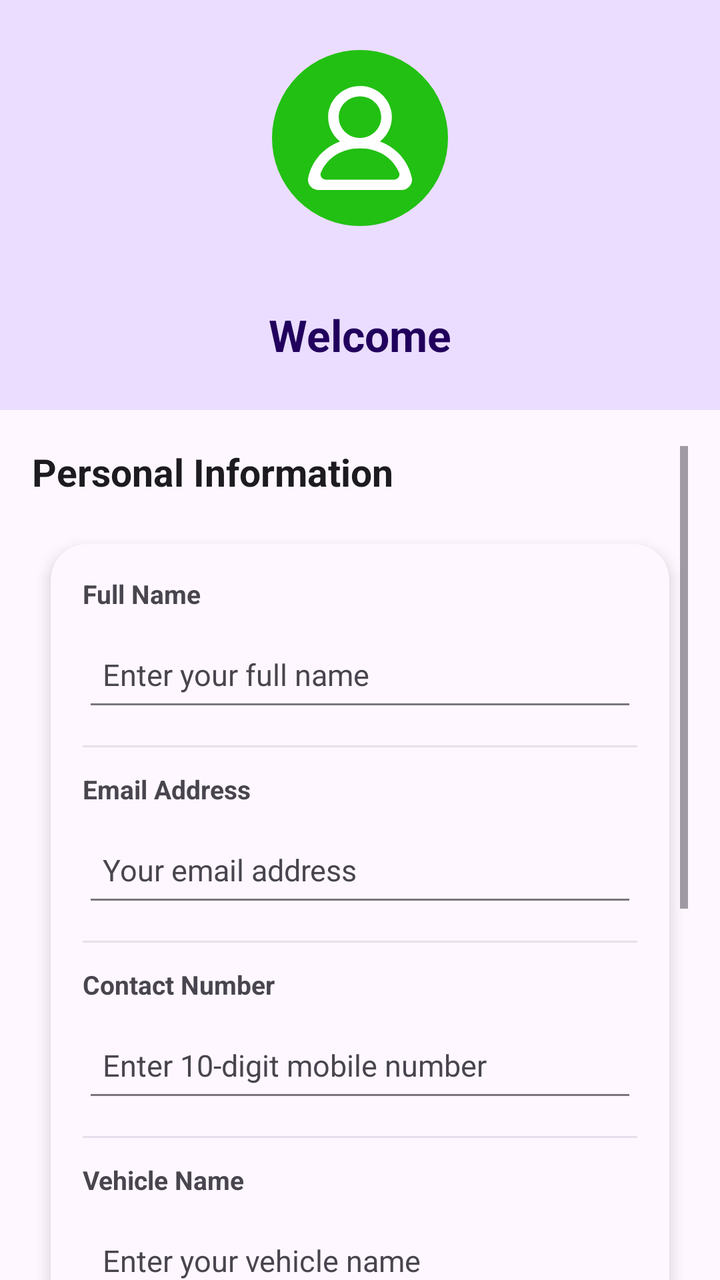
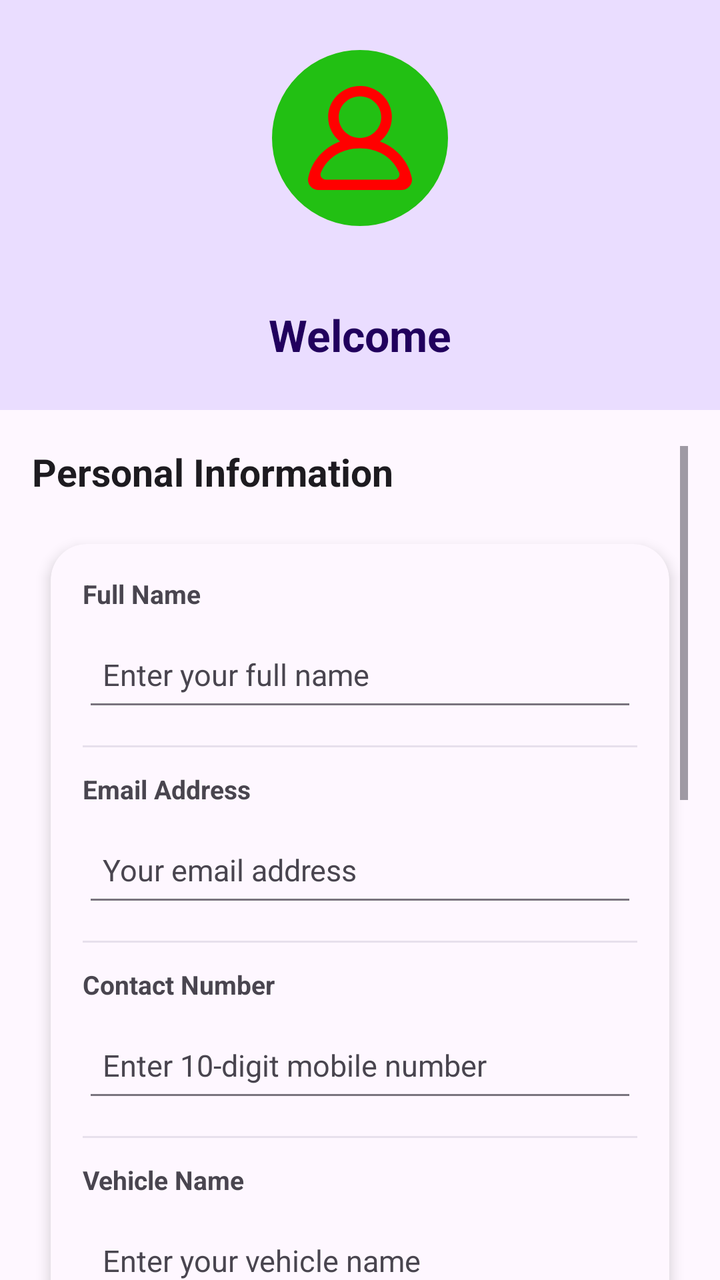

The first picture is an Android layout as it rendered before a commit; the second is the same layout after the commit. The layout source and the unified diff follow.
<!-- AndroidManifest.xml: application theme Theme.RoadSideAssistance -->
<!-- res/layout/activity_profile.xml -->
<?xml version="1.0" encoding="utf-8"?>
<LinearLayout xmlns:android="http://schemas.android.com/apk/res/android"
    xmlns:app="http://schemas.android.com/apk/res-auto"
    android:id="@+id/main"
    android:layout_width="match_parent"
    android:layout_height="match_parent"
    android:fitsSystemWindows="true"
    android:orientation="vertical"
    android:background="?attr/colorSurface">

    <FrameLayout
        android:id="@+id/profile_header_bg"
        android:layout_width="match_parent"
        android:layout_height="205dp"
        android:background="?attr/colorPrimaryContainer">

        <ImageView
            android:id="@+id/imgProfile"
            android:layout_width="88dp"
            android:layout_height="88dp"
            android:layout_gravity="top|center_horizontal"
            android:layout_marginTop="25dp"
            android:background="@drawable/profile_circle_bg"
            android:backgroundTint="#22C013"
            android:contentDescription="Profile Picture"
            android:padding="18dp"
            android:scaleType="centerInside"
            android:src="@drawable/ic_profile"
            app:tint="?attr/colorOnPrimary" />

        <TextView
            android:id="@+id/txtProfileName"
            android:layout_width="match_parent"
            android:layout_height="wrap_content"
            android:layout_gravity="bottom"
            android:layout_marginBottom="23dp"
            android:gravity="center"
            android:text="Welcome"
            android:textColor="?attr/colorOnPrimaryContainer"
            android:textSize="22sp"
            android:textStyle="bold" />

    </FrameLayout>

    <ScrollView
        android:layout_width="match_parent"
        android:layout_height="0dp"
        android:layout_weight="1"
        android:clipToPadding="false"
        android:fillViewport="true"
        android:paddingStart="16dp"
        android:paddingEnd="16dp"
        android:paddingTop="18dp"
        android:paddingBottom="20dp">

        <LinearLayout
            android:layout_width="match_parent"
            android:layout_height="wrap_content"
            android:orientation="vertical">

            <TextView
                android:layout_width="match_parent"
                android:layout_height="wrap_content"
                android:text="Personal Information"
                android:textColor="?attr/colorOnSurface"
                android:textSize="19sp"
                android:textStyle="bold"
                android:layout_marginBottom="12dp" />

            <androidx.cardview.widget.CardView
                android:layout_width="match_parent"
                android:layout_height="wrap_content"
                app:cardBackgroundColor="?attr/colorSurface"
                app:cardCornerRadius="18dp"
                app:cardElevation="4dp"
                app:cardUseCompatPadding="true">

                <LinearLayout
                    android:layout_width="match_parent"
                    android:layout_height="wrap_content"
                    android:orientation="vertical"
                    android:padding="16dp">

                    <TextView
                        android:layout_width="match_parent"
                        android:layout_height="wrap_content"
                        android:text="Full Name"
                        android:textColor="?attr/colorOnSurfaceVariant"
                        android:textSize="13sp"
                        android:textStyle="bold" />

                    <EditText
                        android:id="@+id/name_profile"
                        android:layout_width="match_parent"
                        android:layout_height="50dp"
                        android:layout_marginTop="5dp"
                        android:backgroundTint="?attr/colorOutline"
                        android:hint="Enter your full name"
                        android:inputType="textPersonName|textCapWords"
                        android:paddingStart="10dp"
                        android:paddingEnd="10dp"
                        android:textColor="?attr/colorOnSurface"
                        android:textColorHint="?attr/colorOnSurfaceVariant"
                        android:textSize="15sp" />

                    <View
                        android:layout_width="match_parent"
                        android:layout_height="1dp"
                        android:layout_marginTop="12dp"
                        android:layout_marginBottom="12dp"
                        android:background="?attr/colorSurfaceVariant" />

                    <TextView
                        android:layout_width="match_parent"
                        android:layout_height="wrap_content"
                        android:text="Email Address"
                        android:textColor="?attr/colorOnSurfaceVariant"
                        android:textSize="13sp"
                        android:textStyle="bold" />

                    <EditText
                        android:id="@+id/email_profile"
                        android:layout_width="match_parent"
                        android:layout_height="50dp"
                        android:layout_marginTop="5dp"
                        android:backgroundTint="?attr/colorOutline"
                        android:hint="Your email address"
                        android:inputType="textEmailAddress"
                        android:paddingStart="10dp"
                        android:paddingEnd="10dp"
                        android:textColor="?attr/colorOnSurface"
                        android:textColorHint="?attr/colorOnSurfaceVariant"
                        android:textSize="15sp" />

                    <View
                        android:layout_width="match_parent"
                        android:layout_height="1dp"
                        android:layout_marginTop="12dp"
                        android:layout_marginBottom="12dp"
                        android:background="?attr/colorSurfaceVariant" />

                    <TextView
                        android:layout_width="match_parent"
                        android:layout_height="wrap_content"
                        android:text="Contact Number"
                        android:textColor="?attr/colorOnSurfaceVariant"
                        android:textSize="13sp"
                        android:textStyle="bold" />

                    <EditText
                        android:id="@+id/contact_profile"
                        android:layout_width="match_parent"
                        android:layout_height="50dp"
                        android:layout_marginTop="5dp"
                        android:backgroundTint="?attr/colorOutline"
                        android:hint="Enter 10-digit mobile number"
                        android:inputType="phone"
                        android:maxLength="10"
                        android:paddingStart="10dp"
                        android:paddingEnd="10dp"
                        android:textColor="?attr/colorOnSurface"
                        android:textColorHint="?attr/colorOnSurfaceVariant"
                        android:textSize="15sp" />

                    <View
                        android:layout_width="match_parent"
                        android:layout_height="1dp"
                        android:layout_marginTop="12dp"
                        android:layout_marginBottom="12dp"
                        android:background="?attr/colorSurfaceVariant" />

                    <TextView
                        android:layout_width="match_parent"
                        android:layout_height="wrap_content"
                        android:text="Vehicle Name"
                        android:textColor="?attr/colorOnSurfaceVariant"
                        android:textSize="13sp"
                        android:textStyle="bold" />

                    <EditText
                        android:id="@+id/carname_profile"
                        android:layout_width="match_parent"
                        android:layout_height="50dp"
                        android:layout_marginTop="5dp"
                        android:backgroundTint="?attr/colorOutline"
                        android:hint="Enter your vehicle name"
                        android:inputType="textCapWords"
                        android:paddingStart="10dp"
                        android:paddingEnd="10dp"
                        android:textColor="?attr/colorOnSurface"
                        android:textColorHint="?attr/colorOnSurfaceVariant"
                        android:textSize="15sp" />

                    <EditText
                        android:id="@+id/createpass_profile"
                        android:layout_width="match_parent"
                        android:layout_height="wrap_content"
                        android:visibility="gone" />

                    <EditText
                        android:id="@+id/confirmpass_profile"
                        android:layout_width="match_parent"
                        android:layout_height="55dp"
                        android:layout_marginTop="15dp"
                        android:backgroundTint="?attr/colorOutline"
                        android:hint="Enter Current Password"
                        android:inputType="textPassword"
                        android:paddingStart="10dp"
                        android:paddingEnd="10dp"
                        android:textColor="?attr/colorOnSurface"
                        android:textColorHint="?attr/colorOnSurfaceVariant"
                        android:textSize="15sp"
                        android:visibility="gone" />

                </LinearLayout>

            </androidx.cardview.widget.CardView>

            <Button
                android:id="@+id/btnEditProfile"
                android:layout_width="match_parent"
                android:layout_height="54dp"
                android:layout_marginTop="18dp"
                app:backgroundTint="@null"
                android:background="@drawable/bg_signup_btn"
                android:text="EDIT PROFILE"
                android:textColor="?attr/colorOnPrimary"
                android:textSize="15sp"
                android:textStyle="bold"
                android:stateListAnimator="@null" />

            <Button
                android:id="@+id/profile_update"
                android:layout_width="match_parent"
                android:layout_height="54dp"
                android:layout_marginTop="18dp"
                app:backgroundTint="@null"
                android:background="@drawable/bg_login_btn"
                android:text="UPDATE PROFILE"
                android:textColor="?attr/colorOnPrimary"
                android:textSize="15sp"
                android:textStyle="bold"
                android:visibility="gone"
                android:stateListAnimator="@null" />

            <Button
                android:id="@+id/btnChangePassword"
                android:layout_width="match_parent"
                android:layout_height="54dp"
                android:layout_marginTop="12dp"
                app:backgroundTint="@null"
                android:background="@drawable/bg_login_btn"
                android:text="CHANGE PASSWORD"
                android:textColor="?attr/colorOnSecondary"
                android:textSize="14sp"
                android:textStyle="bold"
                android:stateListAnimator="@null" />

            <Button
                android:id="@+id/btnlogoutProfile"
                android:layout_width="match_parent"
                android:layout_height="54dp"
                android:layout_marginTop="12dp"
                app:backgroundTint="@null"
                android:background="@drawable/bg_signup_btn"
                android:text="LOGOUT"
                android:textColor="#FFFFFF"
                android:textSize="14sp"
                android:textStyle="bold"
                android:stateListAnimator="@null" />

            <Button
                android:id="@+id/btnDeleteProfile"
                android:layout_width="match_parent"
                android:layout_height="54dp"
                android:layout_marginTop="12dp"
                app:backgroundTint="@null"
                android:background="@drawable/bg_signup_btn"
                android:text="DELETE ACCOUNT"
                android:textColor="#FFFFFF"
                android:textSize="14sp"
                android:textStyle="bold"
                android:stateListAnimator="@null" />

        </LinearLayout>

    </ScrollView>

</LinearLayout>
<!-- resources referenced by this layout -->
<resources>
  <!-- drawable bg_signup_btn (drawable) -->
  <?xml version="1.0" encoding="utf-8"?>
  <layer-list xmlns:android="http://schemas.android.com/apk/res/android">
  
      
      <item>
          <shape android:shape="rectangle">
              <corners android:radius="100dp" />
              <gradient
                  android:angle="0"
                  android:type="linear"
                  android:startColor="#771A1A"
                  android:centerColor="#CB0A0A"
                  android:endColor="#710303" />
              <stroke
                  android:width="1dp"
                  android:color="#5E0000" />
          </shape>
      </item>
  
      
      <item
          android:top="6dp"
          android:bottom="6dp"
          android:left="6dp"
          android:right="6dp">
          <shape android:shape="rectangle">
              <corners android:radius="100dp" />
              <stroke
                  android:width="0dp"
                  android:color="#40FF8888" />
          </shape>
      </item>
  
      
      <item
          android:top="3dp"
          android:bottom="32dp"
          android:left="14dp"
          android:right="14dp">
          <shape android:shape="rectangle">
              <corners android:radius="100dp" />
              <gradient
                  android:angle="270"
                  android:startColor="#85FF6969"
                  android:endColor="#00FF6969" />
          </shape>
      </item>
  
  </layer-list>
  
  
  
  
  
  
  
  
  
  
  
  
  
  
  
  
  
  
  
  
  
  
  
  
  
  
  
  
  
  
  
  
  
  
  <!-- drawable ic_profile (drawable) -->
  <vector xmlns:android="http://schemas.android.com/apk/res/android"
      android:width="164dp"
      android:height="164dp"
      android:viewportWidth="20"
      android:viewportHeight="20">
    <path
        android:pathData="M16.563,18L3.438,18C2.732,18 2.21,17.303 2.477,16.662C3.713,13.698 6.617,12 10,12C13.384,12 16.288,13.698 17.524,16.662C17.791,17.303 17.269,18 16.563,18M5.917,6C5.917,3.794 7.749,2 10,2C12.252,2 14.083,3.794 14.083,6C14.083,8.206 12.252,10 10,10C7.749,10 5.917,8.206 5.917,6M19.956,17.636C19.214,14.277 16.892,11.798 13.837,10.673C15.456,9.396 16.4,7.331 16.053,5.07C15.651,2.447 13.424,0.348 10.735,0.042C7.023,-0.381 3.875,2.449 3.875,6C3.875,7.89 4.769,9.574 6.164,10.673C3.107,11.798 0.787,14.277 0.044,17.636C-0.225,18.857 0.779,20 2.054,20L17.946,20C19.222,20 20.226,18.857 19.956,17.636"
        android:strokeWidth="1"
        android:fillColor="#ff0000"
        android:fillType="evenOdd"
        android:strokeColor="#00000000"/>
  </vector>
  <!-- drawable profile_circle_bg (drawable) -->
  <?xml version="1.0" encoding="utf-8"?>
  <shape xmlns:android="http://schemas.android.com/apk/res/android"
      android:shape="oval">
      <solid android:color="#FFFFFF" />
      <stroke
          android:width="1dp"
          android:color="#DDDDDD" />
  </shape>
  <style name="Theme.RoadSideAssistance" parent="Base.Theme.RoadSideAssistance" />
  <style name="Base.Theme.RoadSideAssistance" parent="Theme.Material3.DayNight.NoActionBar">
  
          <item name="colorPrimary">#14F500</item>
          <item name="colorSecondary">#14F500</item>
          <item name="colorControlActivated">#14F500</item>
  
      </style>
  <!-- unchanged entries left out for length: 1 -->
</resources>

<!-- the commit's change to res/layout/activity_profile.xml (unified diff, before → after) -->
@@ -22,11 +22,12 @@
             android:layout_marginTop="25dp"
             android:background="@drawable/profile_circle_bg"
             android:backgroundTint="#22C013"
-            android:contentDescription="Profile Picture"
+            android:contentDescription="Profile Picture. Tap to upload, change or delete"
+            android:clickable="true"
+            android:focusable="true"
             android:padding="18dp"
             android:scaleType="centerInside"
-            android:src="@drawable/ic_profile"
-            app:tint="?attr/colorOnPrimary" />
+            android:src="@drawable/ic_profile" />
 
         <TextView
             android:id="@+id/txtProfileName"
@@ -216,71 +217,133 @@
 
             </androidx.cardview.widget.CardView>
 
+            <TextView
+                android:layout_width="match_parent"
+                android:layout_height="wrap_content"
+                android:layout_marginTop="22dp"
+                android:layout_marginBottom="12dp"
+                android:text="My Vehicles"
+                android:textColor="?attr/colorOnSurface"
+                android:textSize="19sp"
+                android:textStyle="bold" />
+
+            <androidx.cardview.widget.CardView
+                android:layout_width="match_parent"
+                android:layout_height="wrap_content"
+                app:cardBackgroundColor="?attr/colorSurface"
+                app:cardCornerRadius="18dp"
+                app:cardElevation="4dp"
+                app:cardUseCompatPadding="true">
+
+                <LinearLayout
+                    android:layout_width="match_parent"
+                    android:layout_height="wrap_content"
+                    android:orientation="vertical"
+                    android:padding="16dp">
+
+                    <TextView
+                        android:layout_width="match_parent"
+                        android:layout_height="wrap_content"
+                        android:text="Add and manage your vehicles"
+                        android:textColor="?attr/colorOnSurfaceVariant"
+                        android:textSize="13sp" />
+
+                    <Button
+                        android:id="@+id/btnAddVehicle"
+                        android:layout_width="match_parent"
+                        android:layout_height="50dp"
+                        android:layout_marginTop="12dp"
+                        android:background="@drawable/bg_login_btn"
+                        android:text="ADD VEHICLE"
+                        android:textColor="?attr/colorOnPrimary"
+                        android:textStyle="bold"
+                        app:backgroundTint="@null" />
+
+                    <TextView
+                        android:id="@+id/tvNoVehicles"
+                        android:layout_width="match_parent"
+                        android:layout_height="wrap_content"
+                        android:layout_marginTop="16dp"
+                        android:gravity="center"
+                        android:text="No vehicles added yet"
+                        android:textColor="?attr/colorOnSurfaceVariant"
+                        android:textSize="14sp" />
+
+                    <LinearLayout
+                        android:id="@+id/vehicleListContainer"
+                        android:layout_width="match_parent"
+                        android:layout_height="wrap_content"
+                        android:orientation="vertical" />
+
+                </LinearLayout>
+
+            </androidx.cardview.widget.CardView>
+
             <Button
                 android:id="@+id/btnEditProfile"
                 android:layout_width="match_parent"
                 android:layout_height="54dp"
                 android:layout_marginTop="18dp"
-                app:backgroundTint="@null"
                 android:background="@drawable/bg_signup_btn"
                 android:text="EDIT PROFILE"
                 android:textColor="?attr/colorOnPrimary"
                 android:textSize="15sp"
                 android:textStyle="bold"
-                android:stateListAnimator="@null" />
+                android:stateListAnimator="@null"
+                app:backgroundTint="@null" />
 
             <Button
                 android:id="@+id/profile_update"
                 android:layout_width="match_parent"
                 android:layout_height="54dp"
                 android:layout_marginTop="18dp"
-                app:backgroundTint="@null"
                 android:background="@drawable/bg_login_btn"
                 android:text="UPDATE PROFILE"
                 android:textColor="?attr/colorOnPrimary"
                 android:textSize="15sp"
                 android:textStyle="bold"
                 android:visibility="gone"
-                android:stateListAnimator="@null" />
+                android:stateListAnimator="@null"
+                app:backgroundTint="@null" />
 
             <Button
                 android:id="@+id/btnChangePassword"
                 android:layout_width="match_parent"
                 android:layout_height="54dp"
                 android:layout_marginTop="12dp"
-                app:backgroundTint="@null"
                 android:background="@drawable/bg_login_btn"
                 android:text="CHANGE PASSWORD"
                 android:textColor="?attr/colorOnSecondary"
                 android:textSize="14sp"
                 android:textStyle="bold"
-                android:stateListAnimator="@null" />
+                android:stateListAnimator="@null"
+                app:backgroundTint="@null" />
 
             <Button
                 android:id="@+id/btnlogoutProfile"
                 android:layout_width="match_parent"
                 android:layout_height="54dp"
                 android:layout_marginTop="12dp"
-                app:backgroundTint="@null"
                 android:background="@drawable/bg_signup_btn"
                 android:text="LOGOUT"
                 android:textColor="#FFFFFF"
                 android:textSize="14sp"
                 android:textStyle="bold"
-                android:stateListAnimator="@null" />
+                android:stateListAnimator="@null"
+                app:backgroundTint="@null" />
 
             <Button
                 android:id="@+id/btnDeleteProfile"
                 android:layout_width="match_parent"
                 android:layout_height="54dp"
                 android:layout_marginTop="12dp"
-                app:backgroundTint="@null"
                 android:background="@drawable/bg_signup_btn"
                 android:text="DELETE ACCOUNT"
                 android:textColor="#FFFFFF"
                 android:textSize="14sp"
                 android:textStyle="bold"
-                android:stateListAnimator="@null" />
+                android:stateListAnimator="@null"
+                app:backgroundTint="@null" />
 
         </LinearLayout>
 
